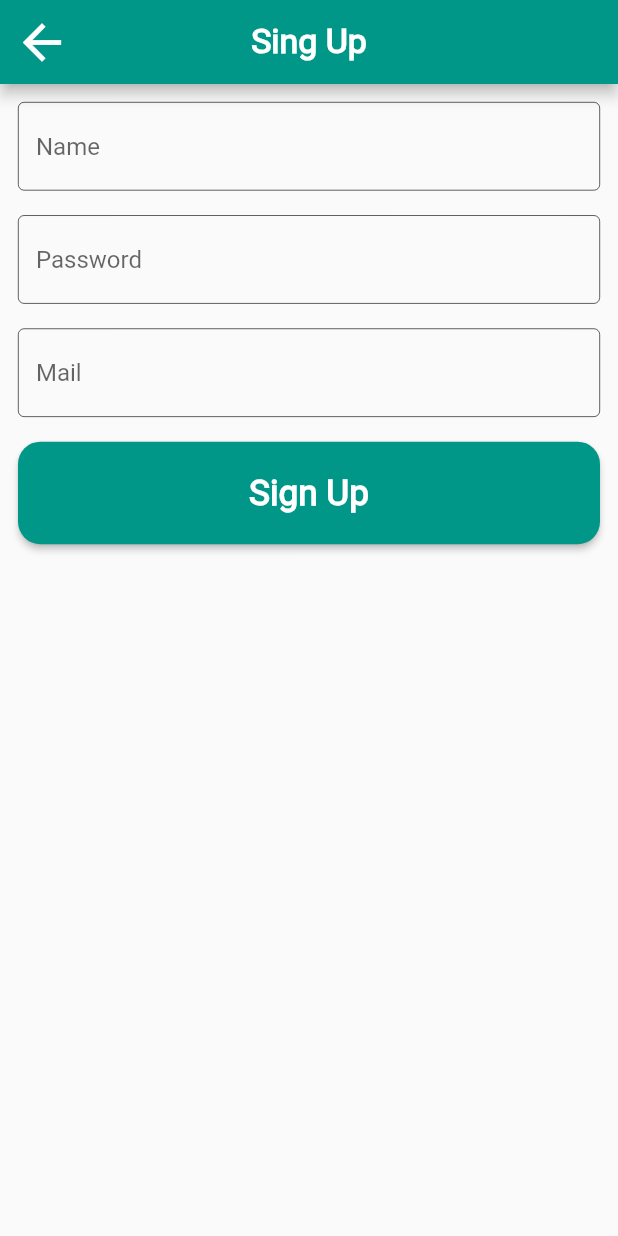
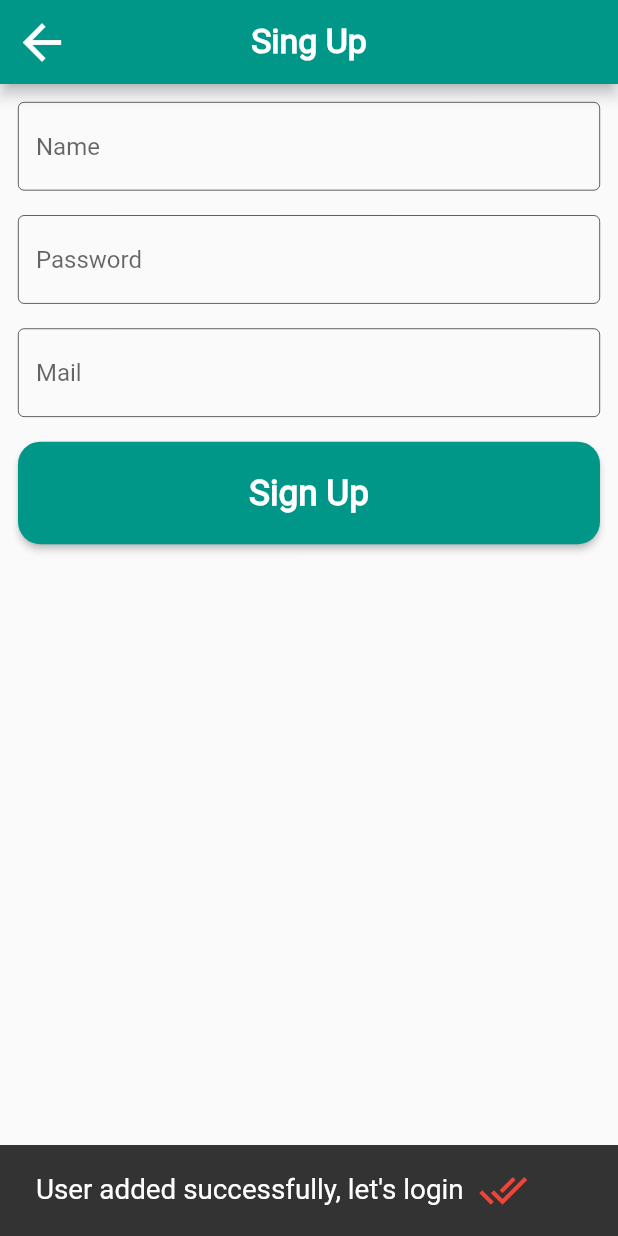
Before and after one commit to kadirbekar/flutter-crud-firebase, a Flutter app: the SignupPage screen opened directly, after a tap on "Sign Up", on a phone screen of 412 x 824 dp. Run offline on Flutter 3.47's test engine with Material 2 defaults, Android fonts, the phone set to English and light mode, and no system bars; our stand-ins replace cloud_firestore, firebase_storage, get_it, image_picker, shared_preferences; accounts and stored records are empty.

```diff
--- a/lib/ui/views/login_pages/sign_up.dart
+++ b/lib/ui/views/login_pages/sign_up.dart
@@ -70,7 +70,8 @@ class _SignupPageState extends State<SignupPage> {
                 ),
                 GlobalMethods()
                     .sizedBox(height: SizeConfig.safeBlockVertical * 2),
-                Container(
+                Builder(
+                  builder: (context) => Container(
                     height: SizeConfig.safeBlockVertical * 8.3,
                     width: double.infinity,
                     child: RaisedButton(
@@ -79,20 +80,46 @@ class _SignupPageState extends State<SignupPage> {
                         borderRadius: BorderRadius.circular(15),
                       ),
                       onPressed: () {
-                      var id = _firestore.collection("users").document().documentID;
+                        var id = _firestore
+                            .collection("users")
+                            .document()
+                            .documentID;
                         Provider.of<SignupViewModel>(context, listen: false)
                             .createUser(User(
                                 id: id,
                                 name: nameController.text,
                                 password: passwordController.text,
                                 mail: mailController.text))
-                          .then((u) => print("added successfully"));
+                            .then((u) {
+                          print("added successfully");
+                          Scaffold.of(context).showSnackBar(SnackBar(
+                              duration: Duration(seconds: 2),
+                              content: Container(
+                                child: Row(
+                                  children: <Widget>[
+                                    LabelCard(
+                                      label:
+                                          "User added successfully, let's login",
+                                      fontSize:
+                                          SizeConfig.safeBlockHorizontal * 4.5,
+                                    ),
+                                    GlobalMethods().sizedBox(width: 10),
+                                    Icon(
+                                      Icons.done_all,
+                                      size: SizeConfig.safeBlockHorizontal * 8,
+                                      color: Colors.red,
+                                    ),
+                                  ],
+                                ),
+                              )));
+                        });
                       },
                       child: LabelCard(
                         fontSize: SizeConfig.safeBlockHorizontal * 5.7,
                         label: text.signUp,
                         fontWeight: FontWeight.w600,
                         color: Colors.white,
+                      ),
                     ),
                   ),
                 ),
```
Lines whose indentation alone changed are shown as unchanged.
